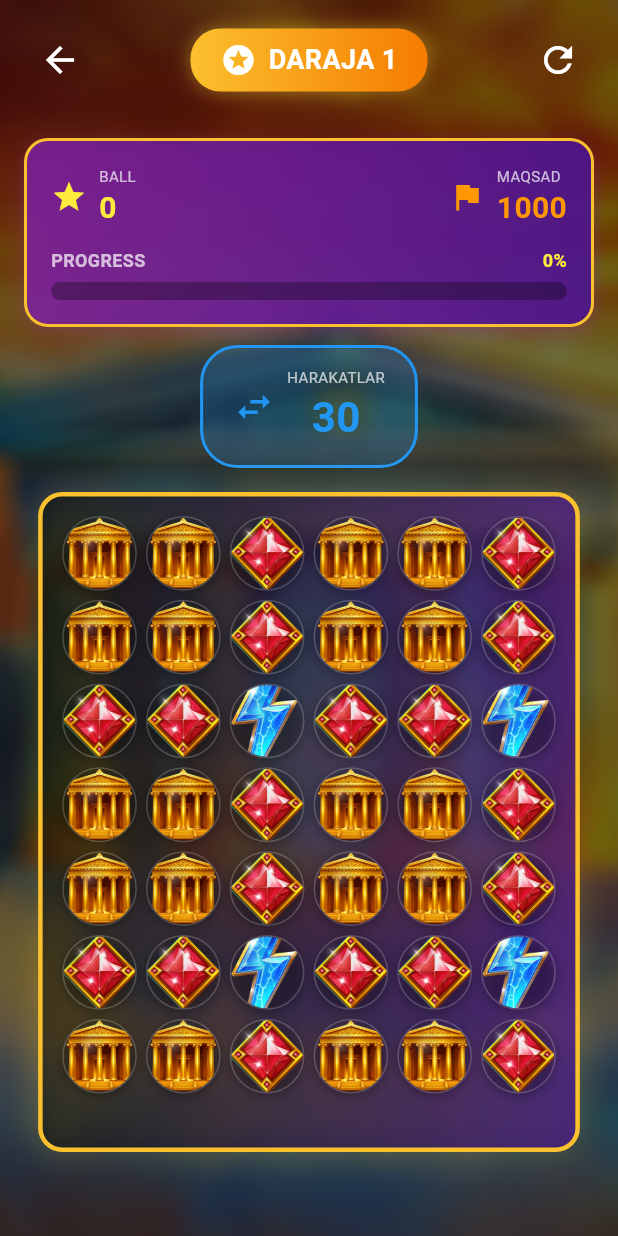
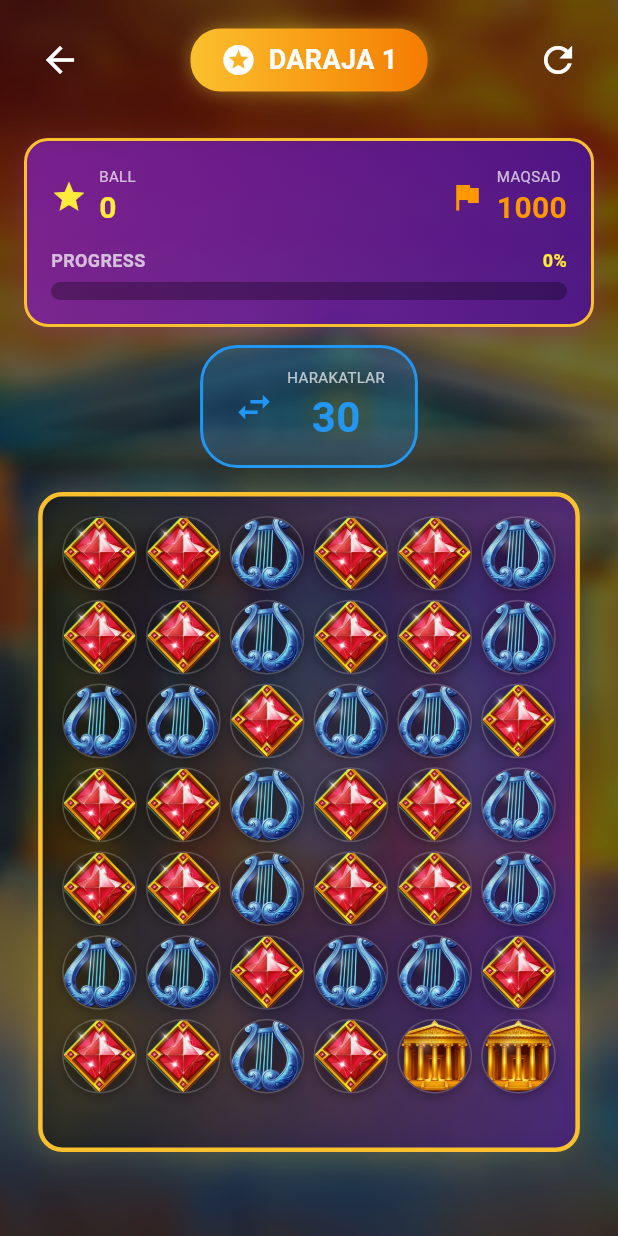
Before and after one commit to jovidonxalilov/zeus_game, a Flutter app: the LevelSelectorScreen screen opened directly, after a tap on an icon or button, on a phone screen of 412 x 824 dp. Run offline on Flutter 3.47's test engine with Material 3 defaults, Android fonts, the phone set to English and light mode, and no system bars; our stand-ins replace audioplayers, equatable, flutter_animate, flutter_bloc, shared_preferences; accounts and stored records are empty.

Commit message:
zeus game tugadi

```diff
--- a/lib/features/game/presentation/bloc/game_bloc.dart
+++ b/lib/features/game/presentation/bloc/game_bloc.dart
@@ -18,28 +18,19 @@ class GameBloc extends Bloc<GameEvent, GameState> {
     on<RestartGameEvent>(_onRestart);
   }
 
+  // ----------------- INIT -----------------
   Future<void> _onInit(InitGameEvent event, Emitter<GameState> emit) async {
     emit(const GameLoading());
-    await Future.delayed(const Duration(milliseconds: 500));
+    await Future.delayed(const Duration(milliseconds: 300));
 
-    print('🎮 INITIALIZING GAME - Level ${event.level}');
-
-    // Generate grid without any 3-in-row matches
-    final grid = _generateGrid();
-
-    // Verify no matches exist
-    final initialMatches = _findMatches(grid);
-    if (initialMatches.isNotEmpty) {
-      print('⚠️ WARNING: Found ${initialMatches.length} matches in initial grid (should be 0)');
-    } else {
-      print('✅ Grid generated with NO initial matches');
-    }
-
-    // Verify at least one possible move exists
-    if (!_hasPossibleMoves(grid)) {
-      print('⚠️ WARNING: No possible moves! Regenerating...');
-      // This shouldn't happen with proper random distribution
-    }
+    // Generate until we have a valid grid (no immediate matches and at least one possible move)
+    List<List<Gem>> grid;
+    int attempts = 0;
+    do {
+      grid = _generateGrid();
+      attempts++;
+      if (attempts > 10) break; // safety
+    } while (_findMatches(grid).isNotEmpty || !_hasPossibleMoves(grid));
 
     final gameState = GameStateModel(
       grid: grid,
@@ -47,94 +38,60 @@ class GameBloc extends Bloc<GameEvent, GameState> {
       moves: 30,
       targetScore: 1000 + (event.level - 1) * 500,
       level: event.level,
+      isProcessing: false,
     );
 
-    print('✅ Game initialized: ${ROWS}x$COLS grid, Target: ${gameState.targetScore}');
     emit(GameReady(gameState));
   }
 
-  Future<void> _onSwap(
-    SwapGemsEvent event,
-    Emitter<GameState> emit,
-  ) async {
-    if (state is! GameReady) {
-      print('❌ Can\'t swap - state is ${state.runtimeType}');
-      return;
-    }
+  // ----------------- SWAP -----------------
+  Future<void> _onSwap(SwapGemsEvent event, Emitter<GameState> emit) async {
+    if (state is! GameReady) return;
+    final current = (state as GameReady).gameState;
+    if (current.isProcessing) return;
 
-    final current = (state as GameReady).gameState;
+    final row1 = event.row1;
+    final col1 = event.col1;
+    final row2 = event.row2;
+    final col2 = event.col2;
 
-    if (current.isProcessing) {
-      print('❌ Already processing');
-      return;
-    }
+    // adjacency check
+    final rowDiff = (row1 - row2).abs();
+    final colDiff = (col1 - col2).abs();
+    final isAdjacent = (rowDiff == 1 && colDiff == 0) || (rowDiff == 0 && colDiff == 1);
+    if (!isAdjacent) return;
 
-    print('\n🔄 SWAP REQUEST');
-    print('From: (${event.row1}, ${event.col1})');
-    print('To: (${event.row2}, ${event.col2})');
-
-    // Check adjacent
-    final rowDiff = (event.row1 - event.row2).abs();
-    final colDiff = (event.col1 - event.col2).abs();
-    final isAdjacent = (rowDiff == 1 && colDiff == 0) ||
-                       (rowDiff == 0 && colDiff == 1);
-
-    if (!isAdjacent) {
-      print('❌ NOT ADJACENT!');
-      return;
-    }
-
-    print('✅ Adjacent - processing swap...');
-
-    // Copy grid
+    // deep copy grid
     final grid = _copyGrid(current.grid);
 
-    // Perform swap
-    final temp = grid[event.row1][event.col1];
-    grid[event.row1][event.col1] = grid[event.row2][event.col2].copyWith(
-      row: event.row1,
-      col: event.col1,
-      isAnimating: true,
-    );
-    grid[event.row2][event.col2] = temp.copyWith(
-      row: event.row2,
-      col: event.col2,
-      isAnimating: true,
-    );
+    // perform swap (mark animating)
+    final a = grid[row1][col1];
+    final b = grid[row2][col2];
 
-    // Show swap animation
+    grid[row1][col1] = b.copyWith(row: row1, col: col1, isAnimating: true);
+    grid[row2][col2] = a.copyWith(row: row2, col: col2, isAnimating: true);
+
+    // emit animating
     emit(GameReady(current.copyWith(grid: grid, isProcessing: true)));
-    await Future.delayed(const Duration(milliseconds: 300));
 
-    // Check matches
+    // small animation delay
+    await Future.delayed(const Duration(milliseconds: 250));
+
+    // check if swap creates matches (including special interactions)
     final matches = _findMatches(grid);
-    print('🔍 Matches found: ${matches.length}');
 
     if (matches.isEmpty) {
-      print('❌ No matches - swapping back');
-
-      // Swap back
-      final temp2 = grid[event.row1][event.col1];
-      grid[event.row1][event.col1] = grid[event.row2][event.col2].copyWith(
-        row: event.row1,
-        col: event.col1,
-        isAnimating: false,
-      );
-      grid[event.row2][event.col2] = temp2.copyWith(
-        row: event.row2,
-        col: event.col2,
-        isAnimating: false,
-      );
+      // swap back and stop processing
+      final temp = grid[row1][col1];
+      grid[row1][col1] = grid[row2][col2].copyWith(row: row1, col: col1, isAnimating: false);
+      grid[row2][col2] = temp.copyWith(row: row2, col: col2, isAnimating: false);
 
       emit(GameReady(current.copyWith(grid: grid, isProcessing: false)));
       return;
     }
 
-    // Valid move - decrease moves
+    // Valid move: decrement moves, clear anim flags
     final newMoves = current.moves - 1;
-    print('✅ Valid move! Moves left: $newMoves');
-
-    // Clear animation flags
     for (int r = 0; r < ROWS; r++) {
       for (int c = 0; c < COLS; c++) {
         if (grid[r][c].isAnimating) {
@@ -143,88 +100,89 @@ class GameBloc extends Bloc<GameEvent, GameState> {
       }
     }
 
-    emit(GameReady(current.copyWith(
-      grid: grid,
-      moves: newMoves,
-      isProcessing: true,
-    )));
+    emit(GameReady(current.copyWith(grid: grid, moves: newMoves, isProcessing: true)));
 
-    // Process matches
+    // start processing matches
     add(const ProcessMatchesEvent());
   }
 
-  Future<void> _onProcessMatches(
-    ProcessMatchesEvent event,
-    Emitter<GameState> emit,
-  ) async {
-    if (state is! GameReady) return;
+  // ----------------- PROCESS MATCHES -----------------
+  Future<void> _onProcessMatches(ProcessMatchesEvent event, Emitter<GameState> emit) async {
+    if (state is! GameReady && state is! GameProcessing) return;
 
     var current = (state as GameReady).gameState;
     var grid = _copyGrid(current.grid);
     var totalScore = current.score;
-    var combo = 1;
-
+    int combo = 1;
     bool foundMatches = true;
 
     while (foundMatches) {
-      final matches = _findMatches(grid);
+      // find matches and special creation hints
+      final DetectionResult detection = _findMatchesWithSpecials(grid);
 
-      if (matches.isEmpty) {
+      if (detection.matchedGems.isEmpty) {
         foundMatches = false;
         break;
       }
 
-      print('💥 Processing ${matches.length} matches (Combo x$combo)');
+      // mark matched
+      for (final g in detection.matchedGems) {
+        grid[g.row][g.col] = g.copyWith(isMatched: true);
+      }
 
-      // Play match sound
+      // Play sound
       SoundService().playMatch();
 
-      // Mark matched gems
-      for (final match in matches) {
-        grid[match.row][match.col] = match.copyWith(isMatched: true);
+      // scoring
+      final points = detection.matchedGems.length * 100 * combo;
+      totalScore += points;
+
+      // emit processing state to animate destruction
+      emit(GameProcessing(current.copyWith(grid: grid, score: totalScore)));
+      await Future.delayed(const Duration(milliseconds: 350));
+
+      // create special gems BEFORE removing matches:
+      // For each special creation instruction, set specialType on that gem and ensure it's not removed.
+      for (final entry in detection.specialCreations.entries) {
+        final pos = entry.key.split('_');
+        final r = int.parse(pos[0]);
+        final c = int.parse(pos[1]);
+        final sType = entry.value;
+
+        // place special gem at r,c (keep its base type but assign specialType)
+        final base = grid[r][c];
+        // If the base is currently matched (part of removal), unmark it and assign special
+        grid[r][c] = base.copyWith(isMatched: false, specialType: sType);
       }
 
-      // Calculate score
-      final points = matches.length * 100 * combo;
-      totalScore += points;
-      print('✨ +$points points! Total: $totalScore');
-
-      // Show match animation
-      emit(GameProcessing(current.copyWith(grid: grid, score: totalScore)));
-      await Future.delayed(const Duration(milliseconds: 400));
-
-      // Remove matched and drop gems
+      // remove matched gems and apply gravity
       _processGravity(grid);
 
-      // Play fall sound
+      // play fall sound
       SoundService().playFall();
 
-      // Show falling animation
+      // show falling animation
       emit(GameProcessing(current.copyWith(grid: grid, score: totalScore)));
-      await Future.delayed(const Duration(milliseconds: 400));
+      await Future.delayed(const Duration(milliseconds: 350));
 
       combo++;
     }
 
-    // Final state
-    final finalState = current.copyWith(
-      grid: grid,
-      score: totalScore,
-      isProcessing: false,
-    );
+    // finalize
+    final finalState = current.copyWith(grid: grid, score: totalScore, isProcessing: false);
 
-    // Check win/lose conditions
     if (finalState.isWon) {
-      print('🎉 VICTORY! Score: $totalScore');
+      SoundService().playVictory();
       emit(GameWon(finalState));
     } else if (finalState.isLost) {
-      print('💔 GAME OVER! Score: $totalScore');
+      SoundService().playFailure();
       emit(GameLost(finalState));
     } else {
       emit(GameReady(finalState));
     }
   }
 
+  // ----------------- RESTART -----------------
   void _onRestart(RestartGameEvent event, Emitter<GameState> emit) {
     final level = state is GameReady
         ? (state as GameReady).gameState.level
@@ -233,69 +191,51 @@ class GameBloc extends Bloc<GameEvent, GameState> {
             : state is GameLost
                 ? (state as GameLost).gameState.level
                 : 1;
-
     add(InitGameEvent(level: level));
   }
 
+  // ----------------- GRID GENERATION -----------------
   List<List<Gem>> _generateGrid() {
-    print('\n🎲 GENERATING GRID...');
-
     final grid = List.generate(
       ROWS,
       (r) => List.generate(
         COLS,
         (c) => Gem(
           id: '${r}_$c',
-          type: GemType.red, // Temporary placeholder
+          type: _randomBasicGemType(),
           row: r,
           col: c,
         ),
       ),
     );
 
-    // Fill grid position by position, avoiding 3-in-row
-    int preventions = 0;
+    // Fill sequentially ensuring no immediate 3-in-row while taking into account neighbors
     for (int r = 0; r < ROWS; r++) {
       for (int c = 0; c < COLS; c++) {
-        final oldPrev = preventions;
-        GemType type = _getRandomNonMatchingType(grid, r, c);
-        if (preventions > oldPrev) {
-          // A type was banned
-        }
         grid[r][c] = Gem(
           id: '${r}_$c',
-          type: type,
+          type: _getSafeRandomType(grid, r, c),
           row: r,
           col: c,
         );
       }
     }
 
-    print('✅ Grid generated with $preventions preventions');
-
-    // VERIFICATION: Check for any matches
-    final matches = _findMatches(grid);
-    if (matches.isNotEmpty) {
-      print('❌ ERROR: Generated grid has ${matches.length} matches!');
-      print('This should NEVER happen!');
-      // Print grid for debugging
-      for (int r = 0; r < ROWS; r++) {
-        final row = grid[r].map((g) => g.type.toString().split('.').last[0]).join(' ');
-        print('Row $r: $row');
-      }
-    } else {
-      print('✅ VERIFIED: Grid has ZERO matches');
-    }
-
     return grid;
   }
 
+  // ----------------- UTILS -----------------
   List<List<Gem>> _copyGrid(List<List<Gem>> grid) {
-    return grid.map((row) => row.map((gem) => gem).toList()).toList();
+    return List.generate(
+      ROWS,
+      (r) => List.generate(
+        COLS,
+        (c) => grid[r][c].copyWith(),
+      ),
+    );
   }
 
-  GemType _randomGemType() {
-    // Use only basic 6 gem types (not special gems)
+  GemType _randomBasicGemType() {
     const basicGems = [
       GemType.red,
       GemType.blue,
@@ -307,9 +247,8 @@ class GameBloc extends Bloc<GameEvent, GameState> {
     return basicGems[Random().nextInt(basicGems.length)];
   }
 
-  // Get a random type that won't create 3-in-row at this position
-  // ONLY checks positions that are already filled (left and top)
-  GemType _getRandomNonMatchingType(List<List<Gem>> grid, int row, int col) {
+  // choose a gem type that won't immediately make a 3-in-row considering all neighbors
+  GemType _getSafeRandomType(List<List<Gem>> grid, int row, int col) {
     const basicGems = [
       GemType.red,
       GemType.blue,
@@ -319,123 +258,287 @@ class GameBloc extends Bloc<GameEvent, GameState> {
       GemType.cyan,
     ];
 
-    Set<GemType> bannedTypes = {};
+    List<GemType> possible = List.from(basicGems);
 
-    // HORIZONTAL: Check left 2 gems (already filled)
-    if (col >= 2) {
-      final left1 = grid[row][col - 1].type;
-      final left2 = grid[row][col - 2].type;
-      if (left1 == left2) {
-        bannedTypes.add(left1);
-      }
+    bool createsMatch(GemType t) {
+      // Temporarily set this type to test neighbors existence (checking gorizontal & vertical patterns)
+      // HORIZONTAL checks
+      // left-left + left
+      if (col >= 2 &&
+          grid[row][col - 1].type == t &&
+          grid[row][col - 2].type == t) return true;
+      // left + right
+      if (col >= 1 && col < COLS - 1 &&
+          grid[row][col - 1].type == t &&
+          grid[row][col + 1].type == t) return true;
+      // right + right-right
+      if (col < COLS - 2 &&
+          grid[row][col + 1].type == t &&
+          grid[row][col + 2].type == t) return true;
+
+      // VERTICAL checks
+      // up-up + up
+      if (row >= 2 &&
+          grid[row - 1][col].type == t &&
+          grid[row - 2][col].type == t) return true;
+      // up + down
+      if (row >= 1 && row < ROWS - 1 &&
+          grid[row - 1][col].type == t &&
+          grid[row + 1][col].type == t) return true;
+      // down + down-down
+      if (row < ROWS - 2 &&
+          grid[row + 1][col].type == t &&
+          grid[row + 2][col].type == t) return true;
+
+      return false;
     }
 
-    // VERTICAL: Check top 2 gems (already filled)
-    if (row >= 2) {
-      final top1 = grid[row - 1][col].type;
-      final top2 = grid[row - 2][col].type;
-      if (top1 == top2) {
-        bannedTypes.add(top1);
-      }
-    }
+    possible.removeWhere((t) => createsMatch(t));
 
-    // Get available types
-    final availableTypes = basicGems.where((type) => !bannedTypes.contains(type)).toList();
-
-    // Safety check: if somehow all are banned, return random
-    if (availableTypes.isEmpty) {
-      print('⚠️ WARNING: All types banned at ($row, $col)');
+    if (possible.isEmpty) {
+      // fallback (very rare)
       return basicGems[Random().nextInt(basicGems.length)];
     }
 
-    return availableTypes[Random().nextInt(availableTypes.length)];
+    return possible[Random().nextInt(possible.length)];
   }
 
+  // ----------------- POSSIBLE MOVES CHECK -----------------
   bool _hasPossibleMoves(List<List<Gem>> grid) {
-    // Check if any swap would create a match
     for (int r = 0; r < ROWS; r++) {
       for (int c = 0; c < COLS; c++) {
-        // Try swapping with right neighbor
+        // swap right
         if (c < COLS - 1) {
-          final testGrid = _copyGrid(grid);
-          final temp = testGrid[r][c];
-          testGrid[r][c] = testGrid[r][c + 1].copyWith(row: r, col: c);
-          testGrid[r][c + 1] = temp.copyWith(row: r, col: c + 1);
-          if (_findMatches(testGrid).isNotEmpty) return true;
+          final test = _copyGrid(grid);
+          final t = test[r][c];
+          test[r][c] = test[r][c + 1].copyWith(row: r, col: c);
+          test[r][c + 1] = t.copyWith(row: r, col: c + 1);
+          if (_findMatches(test).isNotEmpty) return true;
         }
-        // Try swapping with bottom neighbor
+        // swap down
         if (r < ROWS - 1) {
-          final testGrid = _copyGrid(grid);
-          final temp = testGrid[r][c];
-          testGrid[r][c] = testGrid[r + 1][c].copyWith(row: r, col: c);
-          testGrid[r + 1][c] = temp.copyWith(row: r + 1, col: c);
-          if (_findMatches(testGrid).isNotEmpty) return true;
+          final test = _copyGrid(grid);
+          final t = test[r][c];
+          test[r][c] = test[r + 1][c].copyWith(row: r, col: c);
+          test[r + 1][c] = t.copyWith(row: r + 1, col: c);
+          if (_findMatches(test).isNotEmpty) return true;
         }
       }
     }
     return false;
   }
 
+  // ----------------- MATCH DETECTION -----------------
+  // Return only matched gems (no order guarantee)
   List<Gem> _findMatches(List<List<Gem>> grid) {
-    final Set<Gem> matches = {};
+    final Set<String> matchedIds = {};
 
-    // Check horizontal
+    // horizontal
     for (int r = 0; r < ROWS; r++) {
-      for (int c = 0; c < COLS - 2; c++) {
-        final g1 = grid[r][c];
-        final g2 = grid[r][c + 1];
-        final g3 = grid[r][c + 2];
-
-        if (!g1.isMatched && !g2.isMatched && !g3.isMatched &&
-            g1.type == g2.type && g2.type == g3.type) {
-          matches.addAll([g1, g2, g3]);
+      int runStart = 0;
+      for (int c = 1; c <= COLS; c++) {
+        if (c < COLS && grid[r][c].type == grid[r][runStart].type && !grid[r][c].isMatched && !grid[r][runStart].isMatched) {
+          // continue run
+        } else {
+          final runLen = c - runStart;
+          if (runLen >= 3) {
+            for (int k = runStart; k < c; k++) {
+              matchedIds.add(grid[r][k].id);
+            }
+          }
+          runStart = c;
         }
       }
     }
 
-    // Check vertical
+    // vertical
     for (int c = 0; c < COLS; c++) {
-      for (int r = 0; r < ROWS - 2; r++) {
-        final g1 = grid[r][c];
-        final g2 = grid[r + 1][c];
-        final g3 = grid[r + 2][c];
-
-        if (!g1.isMatched && !g2.isMatched && !g3.isMatched &&
-            g1.type == g2.type && g2.type == g3.type) {
-          matches.addAll([g1, g2, g3]);
+      int runStart = 0;
+      for (int r = 1; r <= ROWS; r++) {
+        if (r < ROWS && grid[r][c].type == grid[runStart][c].type && !grid[r][c].isMatched && !grid[runStart][c].isMatched) {
+          // continue run
+        } else {
+          final runLen = r - runStart;
+          if (runLen >= 3) {
+            for (int k = runStart; k < r; k++) {
+              matchedIds.add(grid[k][c].id);
+            }
+          }
+          runStart = r;
         }
       }
     }
 
-    return matches.toList();
+    // convert ids to Gem list
+    final List<Gem> result = [];
+    for (int r = 0; r < ROWS; r++) {
+      for (int c = 0; c < COLS; c++) {
+        if (matchedIds.contains(grid[r][c].id)) result.add(grid[r][c]);
+      }
+    }
+    return result;
   }
 
+  // Extended detection that also returns special gem creation instructions
+  DetectionResult _findMatchesWithSpecials(List<List<Gem>> grid) {
+    final Set<String> matchedIds = {};
+    final List<Run> horizontalRuns = [];
+    final List<Run> verticalRuns = [];
+
+    // find horizontal runs
+    for (int r = 0; r < ROWS; r++) {
+      int start = 0;
+      for (int c = 1; c <= COLS; c++) {
+        if (c < COLS && grid[r][c].type == grid[r][start].type && !grid[r][c].isMatched && !grid[r][start].isMatched) {
+          // extend
+        } else {
+          final len = c - start;
+          if (len >= 3) {
+            horizontalRuns.add(Run(r: r, cStart: start, cEnd: c - 1, length: len, isHorizontal: true));
+            for (int k = start; k < c; k++) matchedIds.add(grid[r][k].id);
+          }
+          start = c;
+        }
+      }
+    }
+
+    // find vertical runs
+    for (int c = 0; c < COLS; c++) {
+      int start = 0;
+      for (int r = 1; r <= ROWS; r++) {
+        if (r < ROWS && grid[r][c].type == grid[start][c].type && !grid[r][c].isMatched && !grid[start][c].isMatched) {
+          // extend
+        } else {
+          final len = r - start;
+          if (len >= 3) {
+            verticalRuns.add(Run(rStart: start, c: c, rEnd: r - 1, length: len, isHorizontal: false));
+            for (int k = start; k < r; k++) matchedIds.add(grid[k][c].id);
+          }
+          start = r;
+        }
+      }
+    }
+
+    // Decide special creations:
+    // - any run length == 4 -> lightning at a logical pivot (prefer the moved gem position if known; here choose middle)
+    // - run length >=5 -> storm
+    // - intersection of horizontal & vertical runs -> temple (T/Cross)
+    // - L-shape (one run intersects another but not symmetrical?) -> wings (we'll treat any intersection as temple if both >=3)
+    final Map<String, SpecialGemType> specialCreations = {};
+
+    // intersections: check cells that are in both horizontal and vertical runs
+    for (final h in horizontalRuns) {
+      for (final v in verticalRuns) {
+        final hr = h.r;
+        final hcStart = h.cStart;
+        final hcEnd = h.cEnd;
+        final vrStart = v.rStart;
+        final vrEnd = v.rEnd;
+        final vc = v.c;
+        // intersection cell is (hr, vc)
+        if (vc >= hcStart && vc <= hcEnd && hr >= vrStart && hr <= vrEnd) {
+          // create temple at intersection
+          specialCreations['${hr}_$vc'] = SpecialGemType.temple;
+        }
+      }
+    }
+
+    // runs for length-based specials (horizontal)
+    for (final h in horizontalRuns) {
+      if (h.length >= 5) {
+        // put storm near middle
+        final mid = (h.cStart + h.cEnd) ~/ 2;
+        specialCreations['${h.r}_$mid'] = SpecialGemType.storm;
+      } else if (h.length == 4) {
+        final mid = (h.cStart + h.cEnd) ~/ 2;
+        // if already has temple/storm don't override
+        specialCreations.putIfAbsent('${h.r}_$mid', () => SpecialGemType.lightning);
+      } else if (h.length == 3) {
+        // no special for pure 3 unless intersection handled above
+      }
+    }
+
+    // runs for length-based specials (vertical)
+    for (final v in verticalRuns) {
+      if (v.length >= 5) {
+        final mid = (v.rStart + v.rEnd) ~/ 2;
+        specialCreations.putIfAbsent('${mid}_${v.c}', () => SpecialGemType.storm);
+      } else if (v.length == 4) {
+        final mid = (v.rStart + v.rEnd) ~/ 2;
+        specialCreations.putIfAbsent('${mid}_${v.c}', () => SpecialGemType.lightning);
+      }
+    }
+
+    // Convert matchedIds to Gem list
+    final matchedList = <Gem>[];
+    for (int r = 0; r < ROWS; r++) {
+      for (int c = 0; c < COLS; c++) {
+        if (matchedIds.contains(grid[r][c].id)) matchedList.add(grid[r][c]);
+      }
+    }
+
+    return DetectionResult(matchedGems: matchedList, specialCreations: specialCreations);
+  }
+
+  // ----------------- GRAVITY & REFILL -----------------
   void _processGravity(List<List<Gem>> grid) {
-    // Drop existing gems
     for (int c = 0; c < COLS; c++) {
-      int writeRow = ROWS - 1;
-
+      int write = ROWS - 1;
       for (int r = ROWS - 1; r >= 0; r--) {
         if (!grid[r][c].isMatched) {
-          if (r != writeRow) {
-            grid[writeRow][c] = grid[r][c].copyWith(
-              row: writeRow,
-              col: c,
-            );
+          if (r != write) {
+            grid[write][c] = grid[r][c].copyWith(row: write, col: c);
           }
-          writeRow--;
+          write--;
         }
       }
 
-      // Fill empty spaces with new gems that won't create 3-in-row
-      for (int r = writeRow; r >= 0; r--) {
+      // fill remaining with new gems (safe types)
+      for (int r = write; r >= 0; r--) {
         grid[r][c] = Gem(
           id: '${r}_$c',
-          type: _getRandomNonMatchingType(grid, r, c),
+          type: _getSafeRandomType(grid, r, c),
           row: r,
           col: c,
+          isMatched: false,
+          isAnimating: false,
+          specialType: SpecialGemType.none,
         );
       }
     }
   }
 }
+
+// ----------------- Helper classes -----------------
+class Run {
+  // horizontal: r, cStart, cEnd
+  // vertical: rStart, rEnd, c
+  final int r;
+  final int cStart;
+  final int cEnd;
+  final int rStart;
+  final int rEnd;
+  final int c;
+  final int length;
+  final bool isHorizontal;
+
+  Run({
+    this.r = -1,
+    this.cStart = -1,
+    this.cEnd = -1,
+    this.rStart = -1,
+    this.rEnd = -1,
+    this.c = -1,
+    required this.length,
+    required this.isHorizontal,
+  });
+}
+
+class DetectionResult {
+  final List<Gem> matchedGems;
+  final Map<String, SpecialGemType> specialCreations;
+  DetectionResult({
+    required this.matchedGems,
+    required this.specialCreations,
+  });
+}
--- a/lib/features/game/presentation/widgets/gem_widget.dart
+++ b/lib/features/game/presentation/widgets/gem_widget.dart
@@ -235,7 +235,7 @@ class _GemWidgetState extends State<GemWidget>
       case GemType.red:
         return 'assets/images/el6_1.png'; // Red diamond
       case GemType.blue:
-        return 'assets/images/el1_1.png'; // Lightning (cyan/blue)
+        return 'assets/images/el4_1.png'; // Lightning (cyan/blue)
       case GemType.green:
         return 'assets/images/el2_1.png'; // Green crystal
       case GemType.cyan:
```
